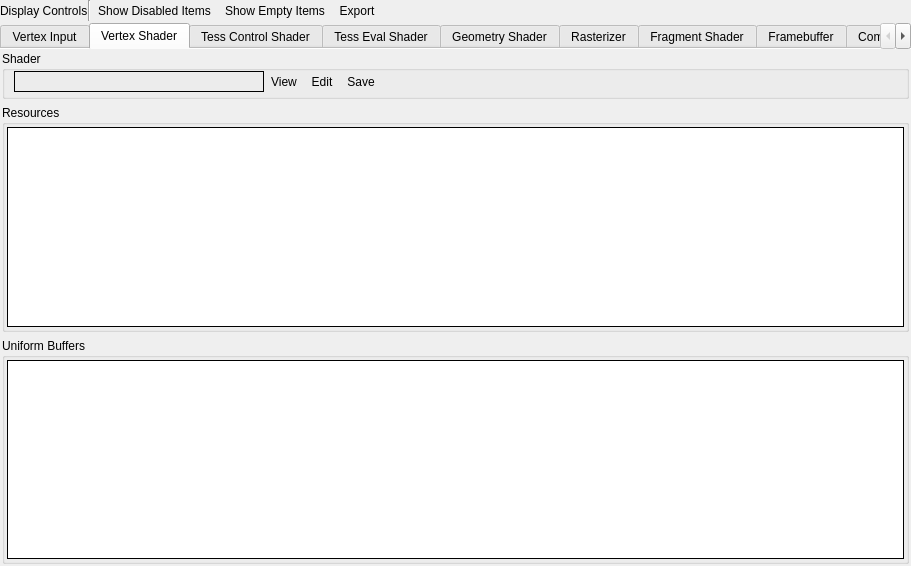
Before: the Qt Designer form qrenderdoc/Windows/PipelineState/VulkanPipelineStateViewer.ui in baldurk/renderdoc, drawn with Qt 5.
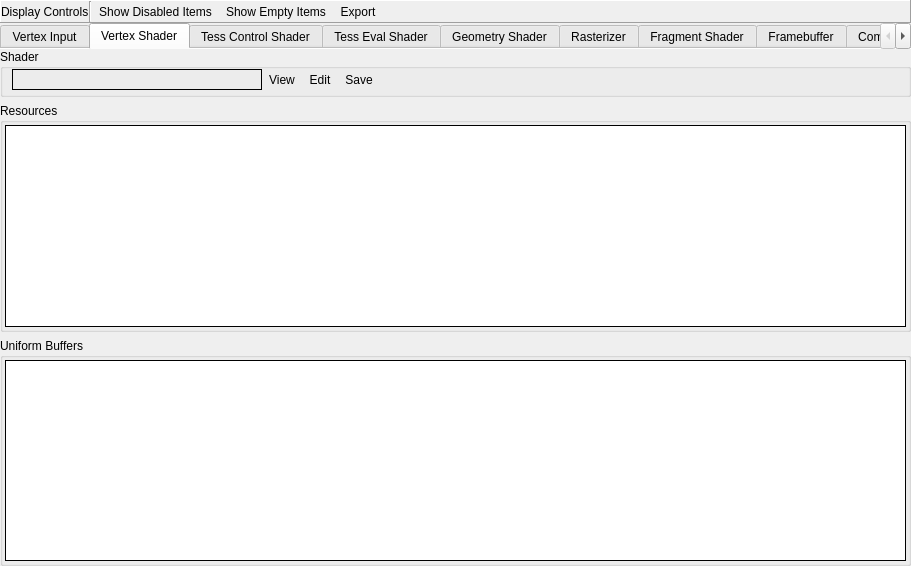
After: the same form once the commit is applied. The open tabs and pages were chosen to show the change. Icons and pictures are not drawn. Custom widgets are drawn as their Qt base class.

Commit message:
Add more consistency to docking panels and widgets
* Dock panels shouldn't have any frame border or anything like that.
* They should have an external margin of 3 pixels at their border,
  but then no further margins on the layouts (like sub-controls for
  the pipeline state views.
* Toolbars should be Raised & Panel frames. Later we'll replace them
  with actual QToolBars to better customise the painting.

```diff
--- a/qrenderdoc/Windows/PipelineState/VulkanPipelineStateViewer.ui
+++ b/qrenderdoc/Windows/PipelineState/VulkanPipelineStateViewer.ui
@@ -29,10 +29,10 @@
    <item>
     <widget class="QFrame" name="toolbar">
      <property name="frameShape">
-      <enum>QFrame::NoFrame</enum>
+      <enum>QFrame::Panel</enum>
      </property>
      <property name="frameShadow">
-      <enum>QFrame::Plain</enum>
+      <enum>QFrame::Raised</enum>
      </property>
      <layout class="QHBoxLayout" name="toolbarLayout">
       <property name="spacing">
@@ -48,7 +48,7 @@
        <number>0</number>
       </property>
       <property name="bottomMargin">
-       <number>2</number>
+       <number>0</number>
       </property>
       <item>
        <widget class="QLabel" name="controlsLabel">
@@ -469,16 +469,16 @@
       </attribute>
       <layout class="QVBoxLayout" name="verticalLayout_4">
        <property name="leftMargin">
-        <number>2</number>
+        <number>0</number>
        </property>
        <property name="topMargin">
-        <number>2</number>
+        <number>0</number>
        </property>
        <property name="rightMargin">
-        <number>2</number>
+        <number>0</number>
        </property>
        <property name="bottomMargin">
-        <number>2</number>
+        <number>0</number>
        </property>
        <item>
         <widget class="QGroupBox" name="vsShaderGroup">
@@ -615,8 +615,8 @@
            <rect>
             <x>0</x>
             <y>0</y>
-            <width>907</width>
-            <height>458</height>
+            <width>911</width>
+            <height>462</height>
            </rect>
           </property>
           <layout class="QVBoxLayout" name="verticalLayout_12">
```
Left out of the diff: 80 changed lines with no effect on the pictures. The commit also changes 18 other files.
